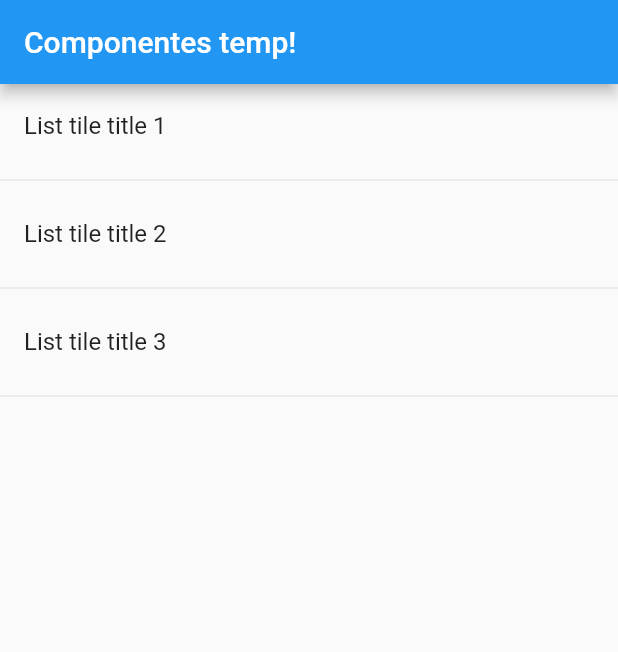
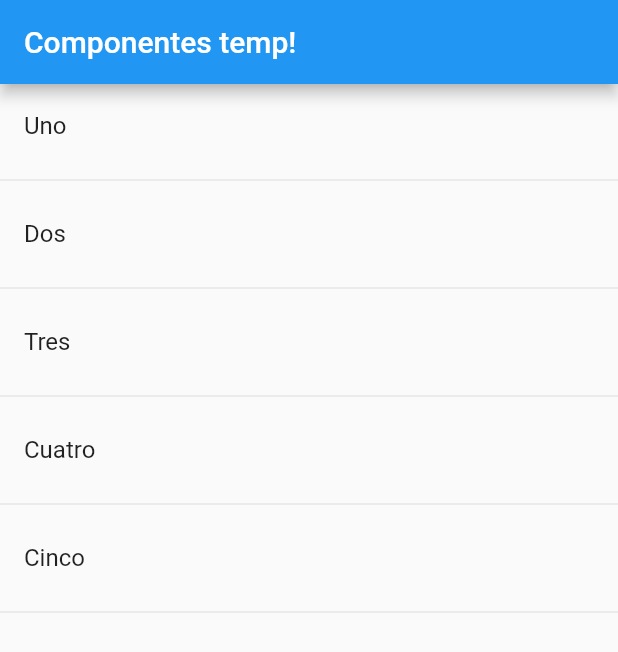
Before and after one commit to VershyCode/flutter-practica-componentes, a Flutter app: the screen it shows after launch, on a phone screen of 412 x 824 dp. Shown: the top 652 px of the screen. Run offline on Flutter 3.47's test engine with Material 2 defaults, Android fonts, the phone set to English and light mode, and no system bars.

Commit message:
Practica 2 - ListTile
Se creo un ListTile a partir de un array.

```diff
--- a/lib/src/pages/home_temp.dart
+++ b/lib/src/pages/home_temp.dart
@@ -1,7 +1,7 @@
 import 'package:flutter/material.dart';
 
 class HomePageTemp extends StatelessWidget {
-  const HomePageTemp({Key key}) : super(key: key);
+  final opciones = ['Uno', 'Dos', 'Tres', 'Cuatro', 'Cinco'];
 
   @override
   Widget build(BuildContext context) {
@@ -10,21 +10,18 @@ class HomePageTemp extends StatelessWidget {
         title: Text('Componentes temp!')
       ),
       body: ListView(
-        children: <Widget>[
-          ListTile(
-            title: Text('List tile title 1'),
-          ),
-          Divider(),
-          ListTile(
-            title: Text('List tile title 2'),
-          ),
-          Divider(),
-          ListTile(
-            title: Text('List tile title 3'),
-          ),
-          Divider()
-        ],
+        children: _crearItems()
       ),
     );
   }
+
+  List<Widget> _crearItems(){
+    List<Widget> list = new List<Widget>();
+    opciones.forEach((e) {
+      list..add(ListTile(
+        title: Text(e),
+      ))..add(Divider());
+    });
+    return list;
+  }
 }
```
